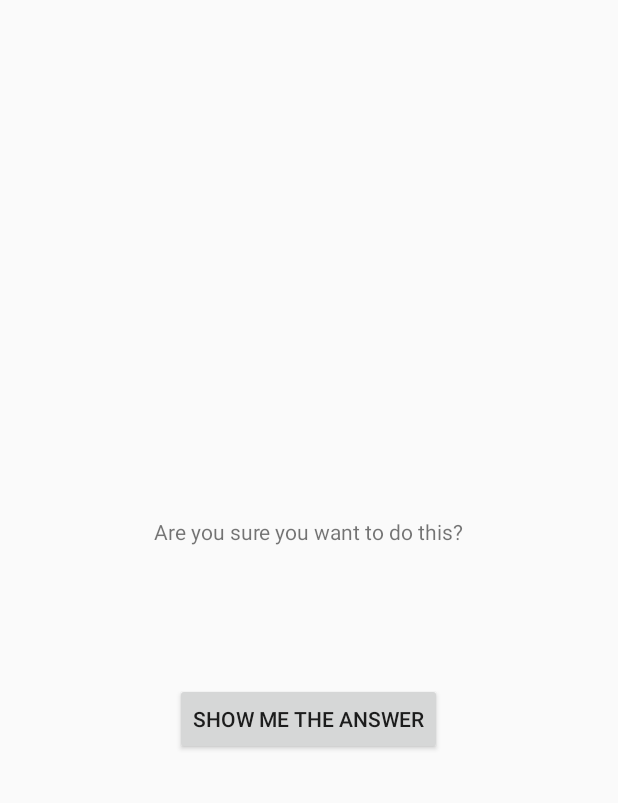
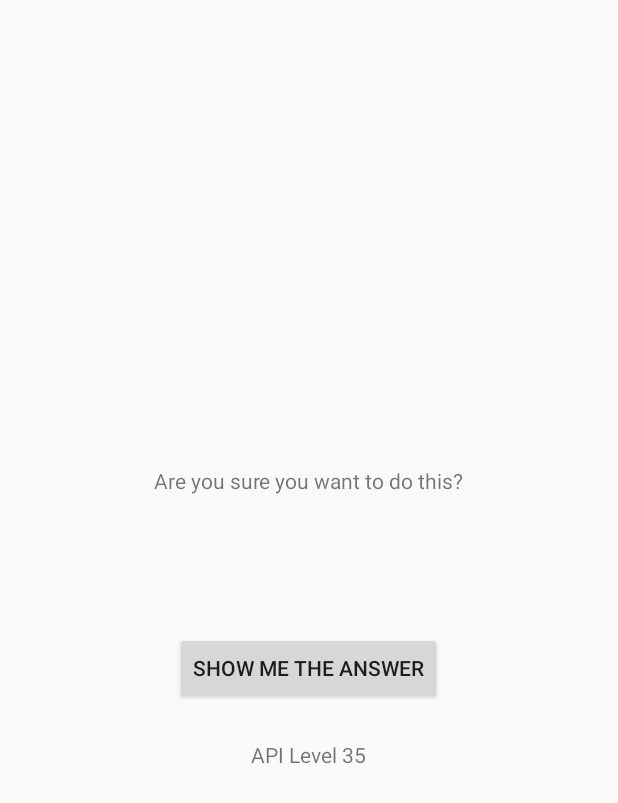
Before and after one commit to songhighning/Android-Apps, an Android app: the CheatActivity screen opened directly, with no data from a screen before it, on a phone screen of 412 x 824 dp. Shown: the top 803 px of the screen. Run offline under Robolectric (Android 15) with nearby library versions, the phone set to English and light mode, and no system bars.

Commit message:
added a textview in cheat layout to show the device's API level

```diff
--- a/GeoQuiz/app/src/main/java/com/songhighning/geoquiz/CheatActivity.java
+++ b/GeoQuiz/app/src/main/java/com/songhighning/geoquiz/CheatActivity.java
@@ -2,6 +2,7 @@ package com.songhighning.geoquiz;
 
 import android.app.Activity;
 import android.content.Intent;
+import android.os.Build;
 import android.os.Bundle;
 import android.util.Log;
 import android.view.View;
@@ -22,6 +23,7 @@ public class CheatActivity extends Activity {
     private boolean mAnswerIsTrue;
 
     private TextView mAnswerTextView;
+    private TextView mApiTextView;
     private Button mShowAnswer;
 
 
@@ -61,5 +63,8 @@ public class CheatActivity extends Activity {
             }
         });
 
+        mApiTextView = (TextView)findViewById(R.id.ApiText);
+        mApiTextView.setText("API Level " + (Build.VERSION.SDK_INT));
+
     }
 }
--- a/GeoQuiz/app/src/main/java/com/songhighning/geoquiz/QuizActivity.java
+++ b/GeoQuiz/app/src/main/java/com/songhighning/geoquiz/QuizActivity.java
@@ -1,7 +1,10 @@
 package com.songhighning.geoquiz;
 
+import android.annotation.TargetApi;
+import android.app.ActionBar;
 import android.app.Activity;
 import android.content.Intent;
+import android.os.Build;
 import android.os.Bundle;
 import android.support.v7.app.AppCompatActivity;
 import android.util.Log;
@@ -71,10 +74,18 @@ public class QuizActivity extends Activity {
         mIsCheater = data.getBooleanExtra(CheatActivity.EXTRA_ANSWER_SHOWN,false);
     }
 
+    //surpress compatability error message
+    @TargetApi(11)
     @Override
     protected void onCreate(Bundle savedInstanceState) {
         super.onCreate(savedInstanceState);
         setContentView(R.layout.activity_quiz);
+
+        //checking the device's build version
+        if (Build.VERSION.SDK_INT >= Build.VERSION_CODES.HONEYCOMB) {
+            //ActionBar actionBar = getActionBar();
+            //actionBar.setTitle("Bodies of Water");
+        }
         Log.i(TAG, "onCreate");
 
         mQuestionTextView = (TextView)findViewById(R.id.question_text_view);
--- a/GeoQuiz/app/src/main/res/layout/activity_cheat.xml
+++ b/GeoQuiz/app/src/main/res/layout/activity_cheat.xml
@@ -21,4 +21,10 @@
         android:layout_height="wrap_content"
         android:text="@string/show_answer_button"/>
 
+    <TextView
+        android:id="@+id/ApiText"
+        android:layout_width="wrap_content"
+        android:layout_height="wrap_content"
+        android:padding="24dp"/>
+
 </LinearLayout>
```
